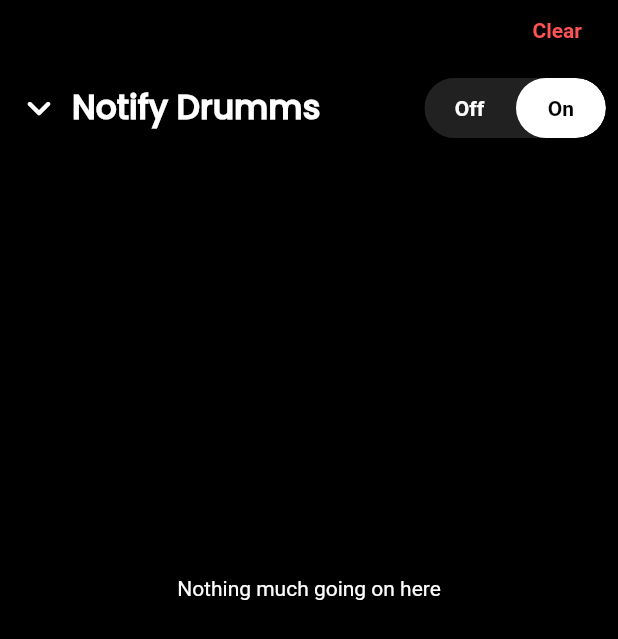
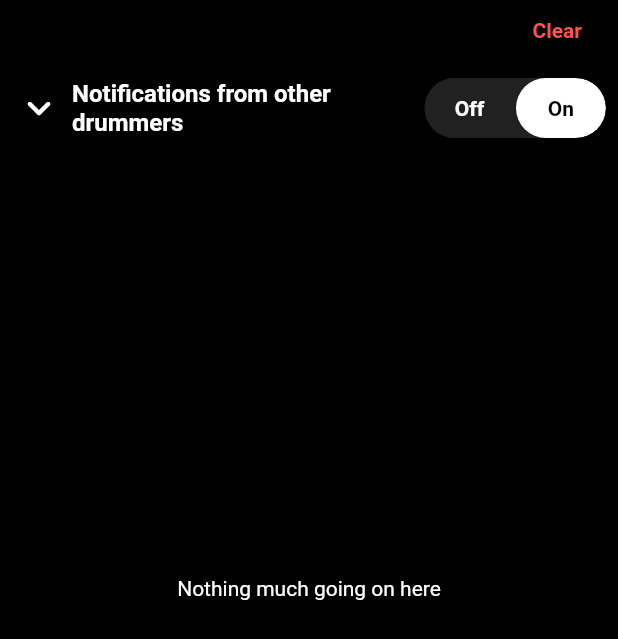
Before and after one commit to shubhamkislay/drumm_app, a Flutter app: the NotificationWidget screen opened directly, on a phone screen of 412 x 824 dp. Shown: the top 639 px of the screen. Run offline on Flutter 3.47's test engine with Material 2 defaults, Android fonts, the phone set to English and light mode, and no system bars; drawn by our look-alikes of auto_size_text, toggle_switch; our stand-ins replace animated_text_kit, animated_toggle_switch, blur, cached_network_image, cloud_firestore, expandable_text and 19 more; missing offline and left inert: agora_rtc_engine, algolia, algolia_insights, animated_snack_bar, debounce_throttle, floating_frosted_bottom_bar and 10 more; accounts and stored records are empty; statements that could not run were skipped; project files that could hold a hidden picture were left out.

Commit message:
Notification widget label change

```diff
--- a/lib/notification_widget.dart
+++ b/lib/notification_widget.dart
@@ -113,11 +113,11 @@ class NotificationWidgetState extends State<NotificationWidget>
                               SizedBox(width: 0,),
                               Expanded(
                                 child: AutoSizeText(
-                                  "Notify Drumms",
+                                  "Notifications from other drummers",
                                   textAlign: TextAlign.left,
                                   style: TextStyle(
-                                    fontSize: 22.0,
-                                    fontFamily: 'alata',
+                                    fontSize: 16.0,
+                                    //fontFamily: 'alata',
                                     fontWeight: FontWeight.bold,
                                   ),
                                 ),
```
